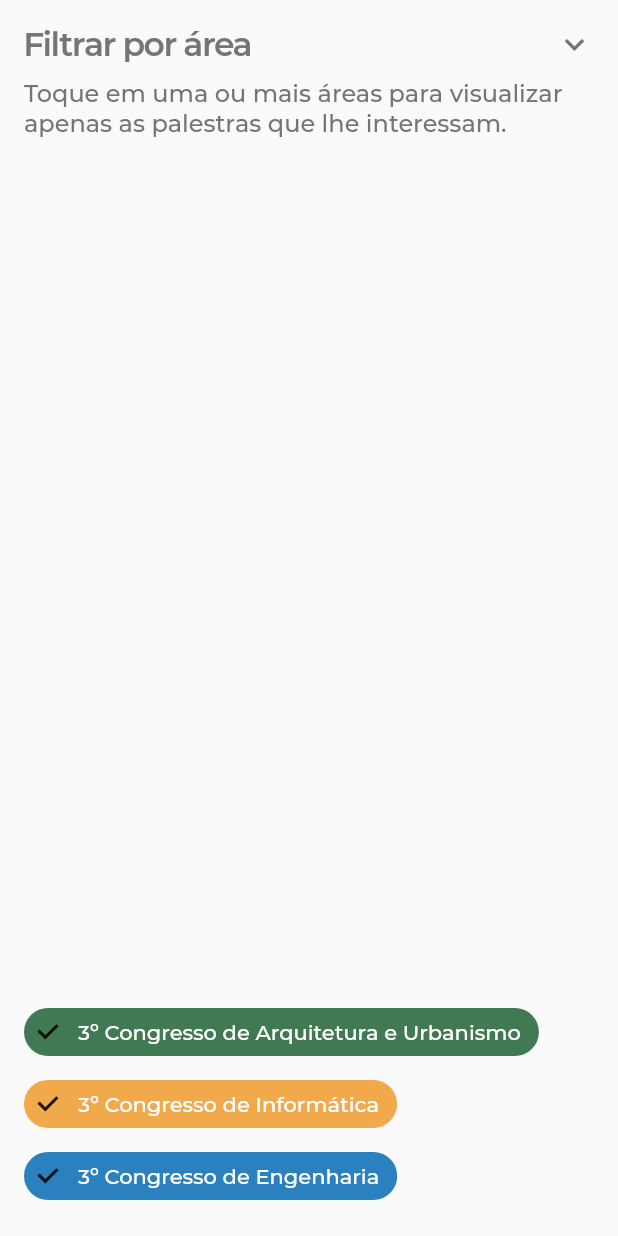
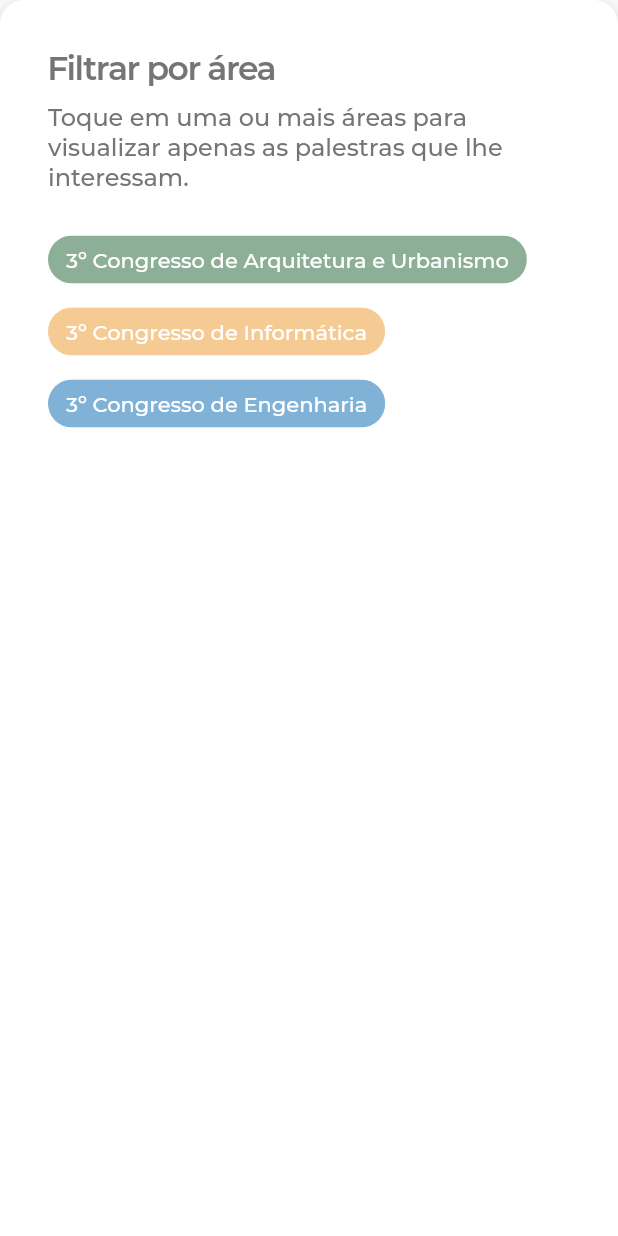
Before and after one commit to henriquearthur/congresso-unama, a Flutter app: the FilterEventsBottomSheet widget shown alone on an empty page, opened directly, on a phone screen of 412 x 824 dp. Run offline on Flutter 3.47's test engine with Material 2 defaults, Android fonts, the phone set to English and light mode, and no system bars; our stand-ins replace cloud_firestore, shared_preferences; accounts and stored records are empty.

Commit message:
EventFilter with ChangeNotifier - added to FilterEventChip UI

```diff
--- a/lib/ui/screens/schedule_screen/components/filter_event_chip.dart
+++ b/lib/ui/screens/schedule_screen/components/filter_event_chip.dart
@@ -1,82 +1,35 @@
+import 'package:congresso_unama/providers/event_filter.dart';
 import 'package:congresso_unama/ui/utils/get_event_color.dart';
 import 'package:congresso_unama/ui/utils/get_event_name.dart';
 import 'package:flutter/material.dart';
+import 'package:provider/provider.dart';
 import 'package:shared_preferences/shared_preferences.dart';
 
-// TODO: Use Provider here somehow?
-class FilterEventChip extends StatefulWidget {
+class FilterEventChip extends StatelessWidget {
   final String event;
 
   const FilterEventChip({Key key, this.event}) : super(key: key);
 
   @override
-  _FilterEventChipState createState() => _FilterEventChipState();
-}
+  Widget build(BuildContext context) {
+    EventFilter eventFilter = Provider.of<EventFilter>(context);
 
-class _FilterEventChipState extends State<FilterEventChip> {
-  bool _selected = true;
-
-  Future<Null> configureSavedFilters() async {
-    SharedPreferences prefs = await SharedPreferences.getInstance();
-
-    // if 'schedule_filter_event' doesn't exists the user is here for the first time. show all events then.
-    if (!prefs.containsKey('schedule_filter_event')) {
-      setState(() {
-        _selected = true;
-      });
-
-      await prefs.setStringList(
-          "schedule_filter_event", ["arquitetura", "computacao", "engenharia"]);
-    } else {
-      List<String> filters = prefs.getStringList("schedule_filter_event") ?? [];
-
-      setState(() {
-        _selected = filters.contains(widget.event);
-      });
-    }
-  }
-
-  @override
-  void initState() {
-    configureSavedFilters();
-
-    super.initState();
-  }
-
-  @override
-  Widget build(BuildContext context) {
     return FilterChip(
       label: Text(
-        getEventName(widget.event),
+        getEventName(event),
         style: TextStyle(color: Colors.white, fontWeight: FontWeight.w500),
       ),
-      backgroundColor: getEventColor(widget.event).withAlpha(150),
-      selectedColor: getEventColor(widget.event),
-      selected: _selected,
-      onSelected: (bool value) async {
-        SharedPreferences prefs = await SharedPreferences.getInstance();
-        List<String> filters =
-            prefs.getStringList("schedule_filter_event") ?? [];
-
+      backgroundColor: getEventColor(event).withAlpha(150),
+      selectedColor: getEventColor(event),
+      selected: eventFilter.exists(event),
+      onSelected: (bool value) {
         if (value) {
-          filters.add(widget.event);
-
-          setState(() {
-            _selected = value;
-          });
+          eventFilter.add(event);
         } else {
-          if (filters.length > 1) {
-            filters.removeWhere((String name) {
-              return name == widget.event;
-            });
-
-            setState(() {
-              _selected = value;
-            });
+          if (eventFilter.total() > 1) {
+            eventFilter.remove(event);
           }
         }
-
-        await prefs.setStringList("schedule_filter_event", filters);
       },
     );
   }
--- a/lib/ui/screens/schedule_screen/components/filter_events_bottom_sheet.dart
+++ b/lib/ui/screens/schedule_screen/components/filter_events_bottom_sheet.dart
@@ -9,8 +9,17 @@ class FilterEventsBottomSheet extends StatelessWidget {
 
   @override
   Widget build(BuildContext context) {
-    return Padding(
-      padding: const EdgeInsets.all(16.0),
+    return Material(
+      elevation: 8.0,
+      color: Colors.white,
+      shape: RoundedRectangleBorder(
+        borderRadius: BorderRadius.only(
+          topLeft: Radius.circular(16.0),
+          topRight: Radius.circular(16.0),
+        ),
+      ),
+      child: Padding(
+        padding: const EdgeInsets.all(32.0),
         child: Column(
           crossAxisAlignment: CrossAxisAlignment.start,
           children: <Widget>[
@@ -21,12 +30,6 @@ class FilterEventsBottomSheet extends StatelessWidget {
                   "Filtrar por área",
                   style: Styles.bottomSheetTitleText,
                 ),
-              // TODO: Dismiss BottomSheet on icon touch
-              Icon(
-                Icons.keyboard_arrow_down,
-                size: 26.0,
-                color: Styles.bottomSheetTitleColor,
-              ),
               ],
             ),
             SizedBox(height: 10.0),
@@ -34,7 +37,7 @@ class FilterEventsBottomSheet extends StatelessWidget {
               "Toque em uma ou mais áreas para visualizar apenas as palestras que lhe interessam.",
               style: Styles.bottomSheetDescriptionText,
             ),
-          Spacer(),
+            SizedBox(height: 20.0),
             Wrap(
               direction: Axis.vertical,
               children: <Widget>[
@@ -43,6 +46,7 @@ class FilterEventsBottomSheet extends StatelessWidget {
             )
           ],
         ),
+      ),
     );
   }
 }
```
Also changed, not shown: lib/ui/screens/schedule_screen/schedule_default_screen.dart (+14 -7 lines). Lines whose indentation alone changed are shown as unchanged.
